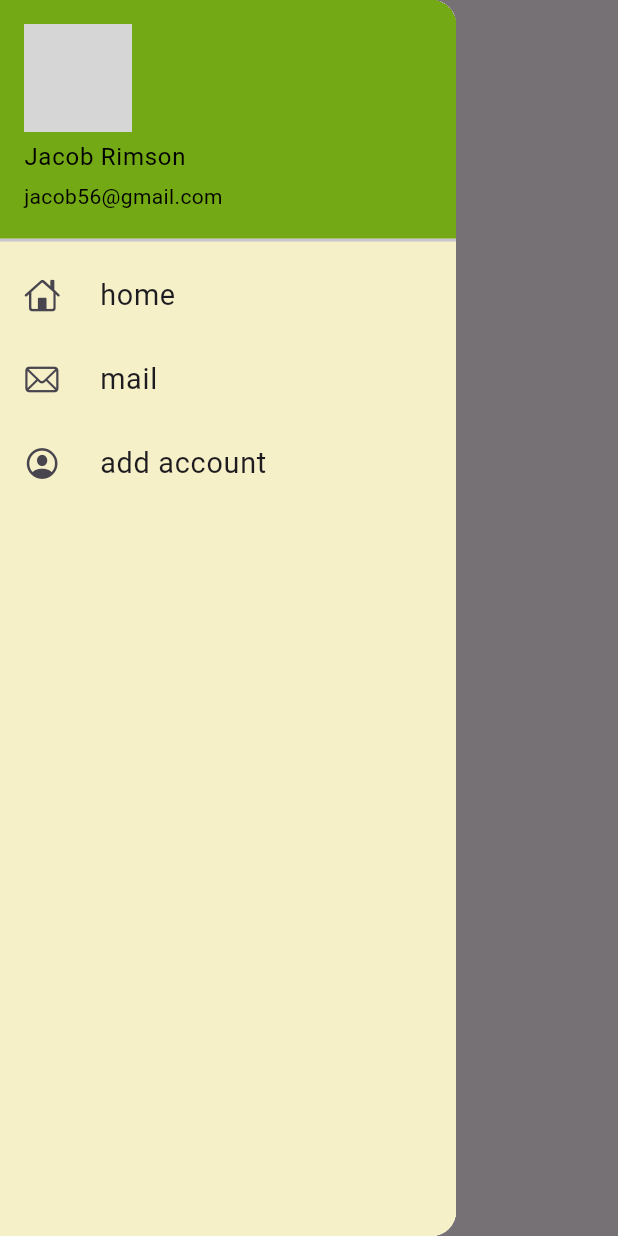
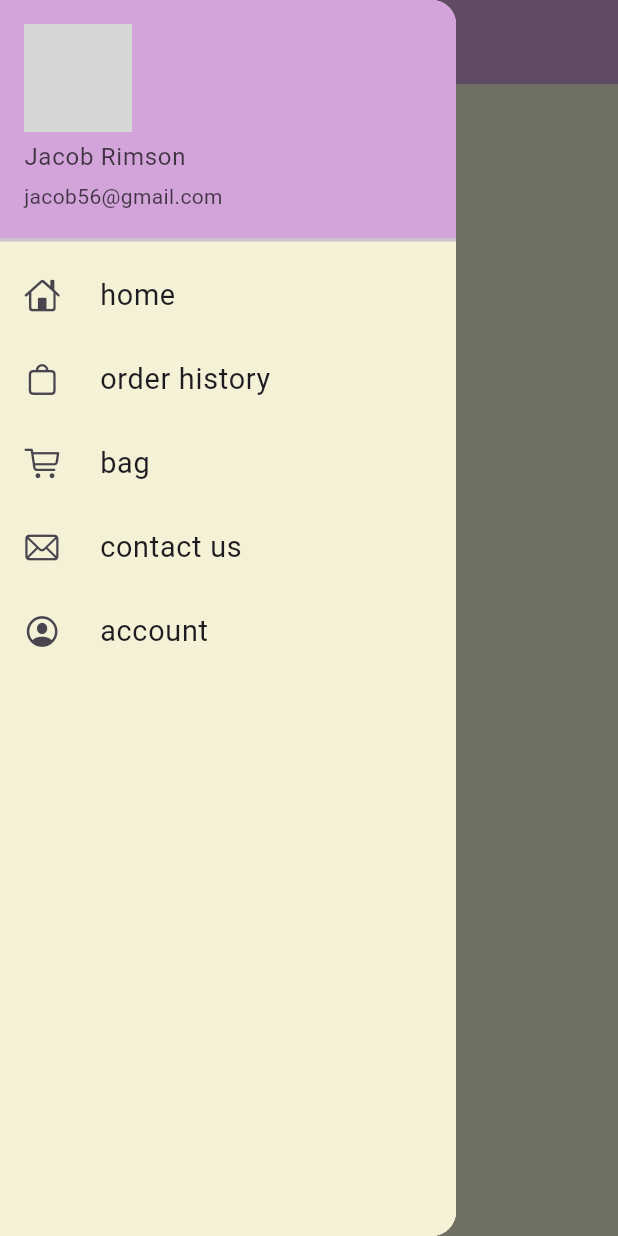
Before and after one commit to aaviiothic/flutter-application, a Flutter app: the screen it shows after launch, with the side drawer open, on a phone screen of 412 x 824 dp. Run offline on Flutter 3.47's test engine with Material 3 defaults, Android fonts, the phone set to English and light mode, and no system bars; network calls fail; grey boxes are pictures that could not be loaded.

Commit message:
themes extracted

```diff
--- a/lib/main.dart
+++ b/lib/main.dart
@@ -2,6 +2,7 @@ import 'package:flutter/material.dart';
 import 'package:flutter_application_1project/pages/home_page.dart';
 import 'package:flutter_application_1project/pages/login_page.dart';
 import 'package:flutter_application_1project/utils/routes.dart';
+import 'package:flutter_application_1project/widgets/themes.dart';
 
 void main() {
   runApp(MyApp());
@@ -25,10 +26,8 @@ class MyApp extends StatelessWidget {
       //   brightness: Brightness.dark
       //),
       themeMode: ThemeMode.light,
-      theme: ThemeData(primarySwatch: Colors.green),
-      darkTheme: ThemeData(
-        brightness: Brightness.light,
-      ),
+      theme: MyTheme.lightTheme(context),
+      darkTheme: MyTheme.darkTheme(context),
       debugShowCheckedModeBanner: false,
       initialRoute: MyRoutes.homeRoute,
       routes: {
--- a/lib/pages/home_page.dart
+++ b/lib/pages/home_page.dart
@@ -9,8 +9,12 @@ class HomePage extends StatelessWidget {
   @override
   Widget build(BuildContext context) {
     return Scaffold(
+      backgroundColor: Color.fromARGB(255, 244, 241, 215),
       appBar: AppBar(
+        elevation: 0.0,
       title: Text("Catalog app"),
+      titleTextStyle: TextStyle(color: const Color.fromARGB(175, 0, 0, 0),
+      fontSize: 30),
       ),
         body: Center(
           child: Container(
--- a/lib/widgets/drawer.dart
+++ b/lib/widgets/drawer.dart
@@ -9,7 +9,7 @@ class MyDrawer extends StatelessWidget {
     final imageUrl = "https://www.shutterstock.com/image-vector/man-shirt-tie-businessman-avatar-male-548848999";
     return Drawer(
         child: Container(
-          color: Color.fromARGB(255, 245, 240, 199),
+          color: Color.fromARGB(255, 244, 241, 215),
           child: ListView(
             padding: EdgeInsets.zero,
                 children: [
@@ -18,10 +18,10 @@ class MyDrawer extends StatelessWidget {
             child: UserAccountsDrawerHeader(
               margin: EdgeInsets.zero,
               decoration: BoxDecoration(
-                color: Color.fromARGB(255, 114, 169, 20),
+                color: Color.fromARGB(255, 210, 164, 218),
                ),
-              accountName: Text("Jacob Rimson", style: TextStyle(color: Colors.black)),
-              accountEmail:Text("jacob56@gmail.com", style: TextStyle(color: Colors.black)),
+              accountName: Text("Jacob Rimson", style: TextStyle(color: Color.fromARGB(175, 0, 0, 0))),
+              accountEmail:Text("jacob56@gmail.com", style: TextStyle(color: Color.fromARGB(175, 0, 0, 0))),
               currentAccountPicture: CircleAvatar(
                 backgroundImage: NetworkImage(imageUrl),
               ) ,
@@ -37,9 +37,25 @@ class MyDrawer extends StatelessWidget {
           ),
           ListTile(
             leading: Icon(
+              CupertinoIcons.bag
+              ),
+              title: Text("  order history",
+              textScaleFactor: 1.2,
+              ),
+          ),
+          ListTile(
+            leading: Icon(
+              CupertinoIcons.cart
+              ),
+              title: Text("  bag",
+              textScaleFactor: 1.2,
+              ),
+          ),
+          ListTile(
+            leading: Icon(
               CupertinoIcons.mail
               ),
-              title: Text("  mail",
+              title: Text("  contact us",
               textScaleFactor: 1.2,
               ),
           ),
@@ -47,7 +63,7 @@ class MyDrawer extends StatelessWidget {
             leading: Icon(
               CupertinoIcons.profile_circled
               ),
-              title: Text("  add account",
+              title: Text("  account",
               textScaleFactor: 1.2,
               ),
           ),
--- /dev/null
+++ b/lib/widgets/themes.dart
@@ -0,0 +1,17 @@
+import 'package:flutter/material.dart';
+
+class MyTheme {
+  static ThemeData lightTheme(BuildContext context) => ThemeData(
+      primarySwatch: Colors.green,
+      appBarTheme: AppBarTheme(
+        color: Color.fromARGB(255, 210, 164, 218),
+        elevation: 0.0,
+        iconTheme: IconThemeData(color: const Color.fromARGB(175, 0, 0, 0)),
+        toolbarTextStyle: Theme.of(context).textTheme.bodyText2,
+        titleTextStyle: Theme.of(context).textTheme.headline6,
+      ));
+
+  static ThemeData darkTheme(BuildContext context) => ThemeData(
+        brightness: Brightness.dark,
+      );
+}
```
